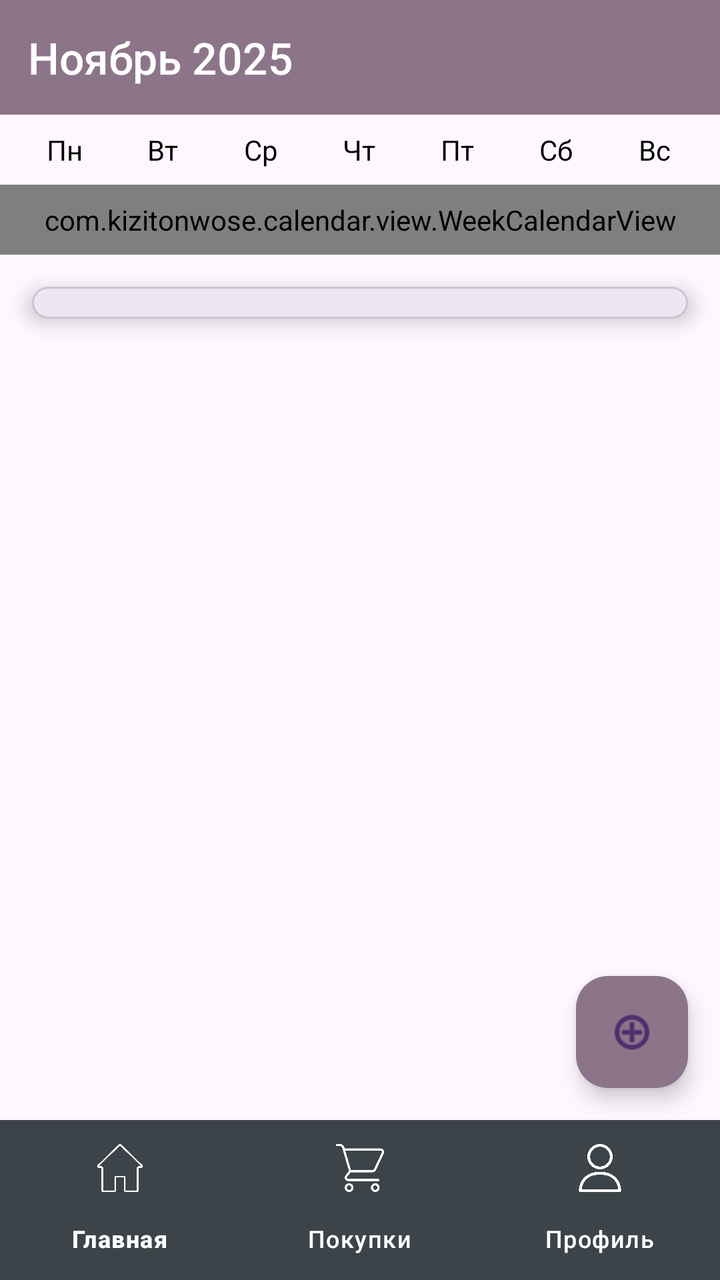
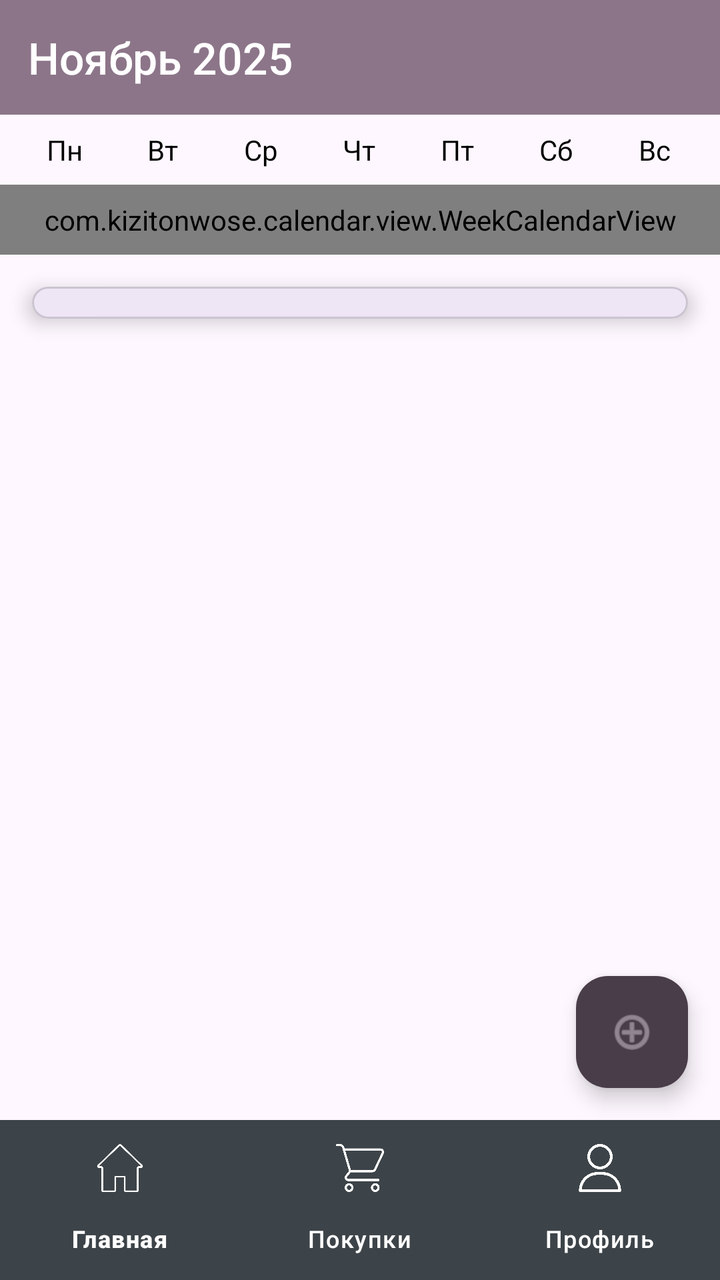

An Android layout rendered at two revisions. The XML below is the earlier revision; the diff shows what the commit changed to produce the second picture.
<!-- AndroidManifest.xml: application theme Theme.KP_purchases_Ravilova -->
<!-- res/layout/activity_purchases.xml -->
<?xml version="1.0" encoding="utf-8"?>
<androidx.constraintlayout.widget.ConstraintLayout xmlns:android="http://schemas.android.com/apk/res/android"
    xmlns:app="http://schemas.android.com/apk/res-auto"
    xmlns:tools="http://schemas.android.com/tools"
    android:layout_width="match_parent"
    android:layout_height="match_parent">


    <LinearLayout
        android:id="@+id/linearLayout3"
        android:layout_width="0dp"
        android:layout_height="wrap_content"
        android:orientation="vertical"
        app:layout_constraintEnd_toEndOf="parent"
        app:layout_constraintStart_toStartOf="parent"
        app:layout_constraintTop_toTopOf="parent">

        <com.google.android.material.appbar.AppBarLayout
            android:id="@+id/appBarLayout"
            android:layout_width="match_parent"
            android:layout_height="wrap_content"
            android:background="@color/primary"
            app:layout_constraintTop_toTopOf="parent">

            <androidx.constraintlayout.widget.ConstraintLayout
                android:layout_width="match_parent"
                android:layout_height="wrap_content"
                android:padding="14dp">

                <TextView
                    android:id="@+id/monthYearText"
                    android:layout_width="wrap_content"
                    android:layout_height="wrap_content"
                    android:fontFamily="sans-serif-medium"
                    android:text="Ноябрь 2025"
                    android:textColor="@color/white"
                    android:textSize="22sp"
                    app:layout_constraintBottom_toBottomOf="parent"
                    app:layout_constraintStart_toStartOf="parent"
                    app:layout_constraintTop_toTopOf="parent" />
            </androidx.constraintlayout.widget.ConstraintLayout>
        </com.google.android.material.appbar.AppBarLayout>


        <LinearLayout
            android:id="@+id/weekDaysHeader"
            android:layout_width="match_parent"
            android:layout_height="wrap_content"
            android:orientation="horizontal"
            android:padding="8dp"
            app:layout_constraintTop_toBottomOf="@id/appBarLayout"> 


            <TextView
                android:layout_width="0dp"
                android:layout_height="wrap_content"
                android:layout_weight="1"
                android:gravity="center"
                android:text="Пн"
                android:textColor="@color/black"
                android:textSize="14sp" />

            <TextView
                android:layout_width="0dp"
                android:layout_height="wrap_content"
                android:layout_weight="1"
                android:gravity="center"
                android:text="Вт"
                android:textColor="@color/black"
                android:textSize="14sp" />

            <TextView
                android:layout_width="0dp"
                android:layout_height="wrap_content"
                android:layout_weight="1"
                android:gravity="center"
                android:text="Ср"
                android:textColor="@color/black"
                android:textSize="14sp" />

            <TextView
                android:layout_width="0dp"
                android:layout_height="wrap_content"
                android:layout_weight="1"
                android:gravity="center"
                android:text="Чт"
                android:textColor="@color/black"
                android:textSize="14sp" />

            <TextView
                android:layout_width="0dp"
                android:layout_height="wrap_content"
                android:layout_weight="1"
                android:gravity="center"
                android:text="Пт"
                android:textColor="@color/black"
                android:textSize="14sp" />

            <TextView
                android:layout_width="0dp"
                android:layout_height="wrap_content"
                android:layout_weight="1"
                android:gravity="center"
                android:text="Сб"
                android:textColor="@color/black"
                android:textSize="14sp" />

            <TextView
                android:layout_width="0dp"
                android:layout_height="wrap_content"
                android:layout_weight="1"
                android:gravity="center"
                android:text="Вс"
                android:textColor="@color/black"
                android:textSize="14sp" />
        </LinearLayout>

        <com.kizitonwose.calendar.view.WeekCalendarView
            android:id="@+id/weekCalendar"
            android:layout_width="match_parent"
            android:layout_height="wrap_content"
            android:background="?attr/colorSurface"
            android:clipToPadding="false"
            android:paddingVertical="8dp"
            app:cv_dayViewResource="@layout/calendar_day"

            app:layout_constraintTop_toTopOf="parent" />

        <com.google.android.material.card.MaterialCardView
            android:layout_width="match_parent"
            android:layout_height="wrap_content"
            android:layout_margin="16dp"
            app:cardElevation="6dp"
            app:cardCornerRadius="12dp"
            app:layout_constraintTop_toBottomOf="@id/weekCalendar">

            


            <LinearLayout
                android:id="@+id/purchaseList"
                android:layout_width="match_parent"
                android:layout_height="wrap_content"
                android:orientation="vertical"
                android:padding="8dp"  />
    </com.google.android.material.card.MaterialCardView>
    </LinearLayout>

    <com.google.android.material.floatingactionbutton.FloatingActionButton
        android:id="@+id/fab"
        android:layout_width="wrap_content"
        android:layout_height="wrap_content"
        android:layout_margin="16dp"
        android:layout_marginBottom="20dp"
        android:contentDescription="@string/title_add"
        android:src="@android:drawable/ic_menu_add"
        app:backgroundTint="@color/primary"
        app:layout_anchor="@id/bottom_navigation"
        app:layout_anchorGravity="top|end"
        app:layout_constraintBottom_toTopOf="@+id/bottom_navigation"
        app:layout_constraintEnd_toEndOf="parent"
        app:layout_constraintTop_toTopOf="@+id/linearLayout3"
        app:layout_constraintVertical_bias="1.0" />


    


    <com.google.android.material.bottomnavigation.BottomNavigationView
        android:id="@+id/bottom_navigation"
        android:layout_width="match_parent"
        android:layout_height="wrap_content"
        android:foregroundGravity="center"
        app:itemIconTint="@color/white"
        app:itemTextColor="@color/white"
        app:layout_constraintBottom_toBottomOf="parent"
        app:layout_constraintEnd_toEndOf="parent"
        app:layout_constraintStart_toStartOf="parent"
        app:menu="@menu/bottom_menu" />
</androidx.constraintlayout.widget.ConstraintLayout>
<!-- res/layout/calendar_day.xml (included above) -->
<?xml version="1.0" encoding="utf-8"?>
<TextView xmlns:android="http://schemas.android.com/apk/res/android"
    android:id="@+id/dayText"
    android:layout_width="42dp"
    android:layout_height="42dp"
    android:gravity="center"
    android:textSize="16sp"
    android:padding="4dp" />
<!-- resources referenced by this layout -->
<resources>
  <color name="black">#FF000000</color>
  <color name="primary">#8c7589</color>
  <color name="white">#FFFFFFFF</color>
  <string name="title_add">Добавить покупку</string>
  <style name="Theme.KP_purchases_Ravilova" parent="Base.Theme.KP_purchases_Ravilova" />
  <style name="Base.Theme.KP_purchases_Ravilova" parent="Theme.Material3.DayNight.NoActionBar">
          
          
          <item name="bottomNavigationStyle">@style/Widget.App.BottomNavigationView</item>
  
      </style>
  <style name="Widget.App.BottomNavigationView" parent="Widget.Material3.BottomNavigationView">
          <item name="materialThemeOverlay">@style/ThemeOverlay.App.BottomNavigationView</item>
      </style>
  <style name="ThemeOverlay.App.BottomNavigationView" parent="">
          <item name="colorSurfaceContainer">@color/gray</item>
          <item name="colorSecondaryContainer">@color/primary</item>
      </style>
  <color name="gray">#3d4449</color>
</resources>

<!-- the commit's change to res/layout/activity_purchases.xml (unified diff, before → after) -->
@@ -154,13 +154,14 @@
         android:layout_marginBottom="20dp"
         android:contentDescription="@string/title_add"
         android:src="@android:drawable/ic_menu_add"
-        app:backgroundTint="@color/primary"
+        app:backgroundTint="@color/primary_dark"
         app:layout_anchor="@id/bottom_navigation"
         app:layout_anchorGravity="top|end"
         app:layout_constraintBottom_toTopOf="@+id/bottom_navigation"
         app:layout_constraintEnd_toEndOf="parent"
         app:layout_constraintTop_toTopOf="@+id/linearLayout3"
-        app:layout_constraintVertical_bias="1.0" />
+        app:layout_constraintVertical_bias="1.0"
+        app:tint="@color/primary_light"/>
 
 
     
<!-- resource entries referenced after the edit -->
@@ -2,6 +2,8 @@
 <resources>
   <color name="black">#FF000000</color>
   <color name="primary">#8c7589</color>
+  <color name="primary_dark">#483d49</color>
+  <color name="primary_light">#c0b5c1</color>
   <color name="white">#FFFFFFFF</color>
   <string name="title_add">Добавить покупку</string>
   <style name="Theme.KP_purchases_Ravilova" parent="Base.Theme.KP_purchases_Ravilova" />
